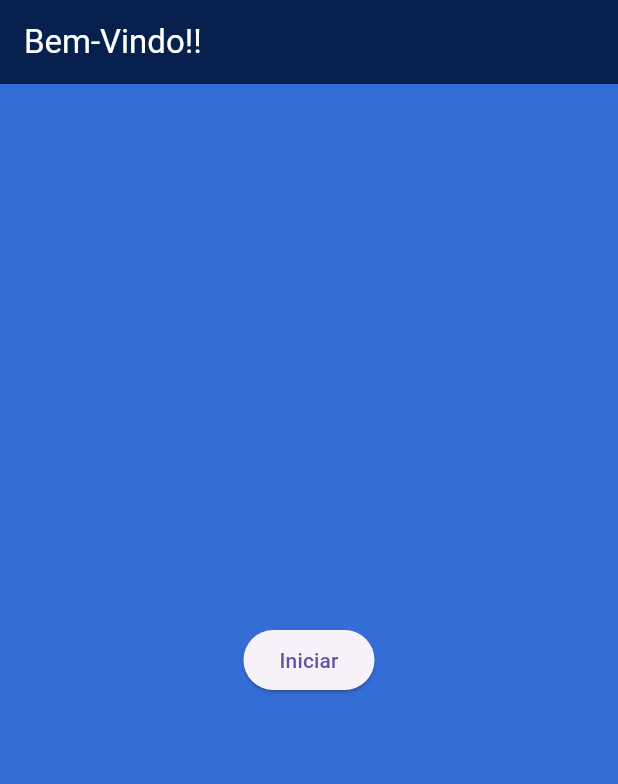
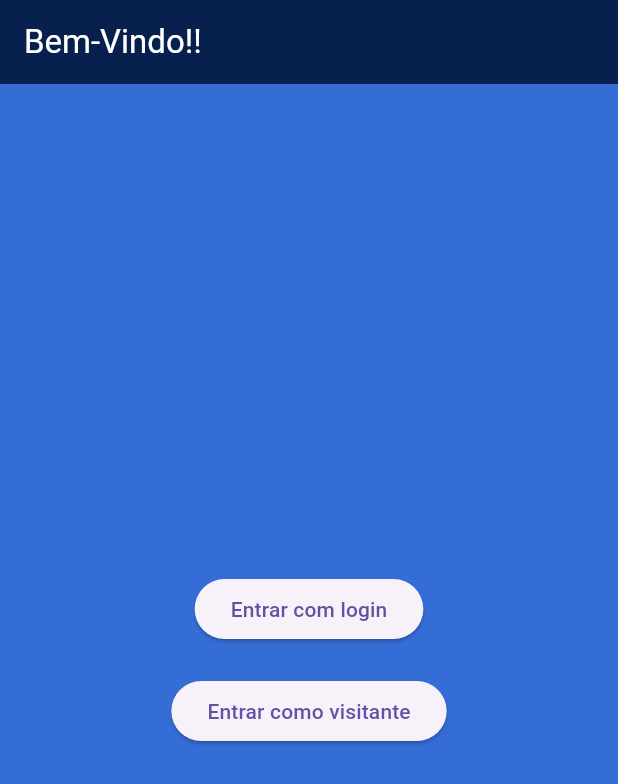
Before and after one commit to Isaq-11/frequency-and-checkin-control, a Flutter app: the screen it shows after launch, on a phone screen of 412 x 824 dp. Shown: the top 784 px of the screen. Run offline on Flutter 3.47's test engine with Material 3 defaults, Android fonts, the phone set to English and light mode, and no system bars.

Commit message:
tela de visitante e login

```diff
--- a/lib/frequency_control/config/my_app/my_app.dart
+++ b/lib/frequency_control/config/my_app/my_app.dart
@@ -2,11 +2,13 @@ import 'package:flutter/material.dart';
 import 'package:frequency_control/frequency_control/config/routes/routes.dart';
 
 import 'package:frequency_control/frequency_control/screens/inicio_screen.dart';
+import 'package:frequency_control/frequency_control/screens/login_screen.dart';
 import 'package:frequency_control/frequency_control/screens/principal_teste_screen.dart';
 import 'package:frequency_control/frequency_control/screens/cadastro_participante_screen.dart';
 import 'package:frequency_control/frequency_control/screens/cadastro_sessao_screen.dart';
 import 'package:frequency_control/frequency_control/screens/listagem_participantes_screen.dart';
 import 'package:frequency_control/frequency_control/screens/listagem_sessoes_screen.dart';
+import 'package:frequency_control/frequency_control/screens/visitante_screen.dart';
 
 class MyApp extends StatelessWidget {
   const MyApp({super.key});
@@ -19,6 +21,7 @@ class MyApp extends StatelessWidget {
       initialRoute: Rotas.telaInicial,
       routes: {
         Rotas.telaInicial: (context) => InicioScreen(),
+        Rotas.telaLogin: (context) => LoginScreen(),
         Rotas.telaPrincipalTeste: (context) => TelaPrincipalTesteScreen(),
         Rotas.telaCadastroParticipante: (context) =>
             CadastroParticipanteScreen(),
@@ -26,6 +29,7 @@ class MyApp extends StatelessWidget {
         Rotas.telaListagemParticipantes: (context) =>
             ListagemParticipantesScreen(),
         Rotas.telaListagemSessoes: (context) => ListagemSessoesScreen(),
+        Rotas.telaVisitante: (context) => VisitanteScreen(),
       },
     );
   }
--- a/lib/frequency_control/config/routes/routes.dart
+++ b/lib/frequency_control/config/routes/routes.dart
@@ -5,4 +5,6 @@ class Rotas {
   static const String telaCadastroSessao = 'cadastro-sessao';
   static const String telaListagemParticipantes = 'listagem-participantes';
   static const String telaListagemSessoes = 'listagem-sessoes';
+  static const String telaLogin = 'tela-login';
+  static const String telaVisitante = 'tela-visitante';
 }
--- a/lib/frequency_control/screens/inicio_screen.dart
+++ b/lib/frequency_control/screens/inicio_screen.dart
@@ -14,12 +14,25 @@ class InicioScreen extends StatelessWidget {
       ),
       backgroundColor: const Color.fromARGB(255, 53, 109, 214),
       body: Center(
-        child: ElevatedButton(
-          onPressed: () {
-            Navigator.pushNamed(context, Rotas.telaPrincipalTeste);
-          },
-          child: Text('Iniciar'),
-        ),
+        child: Column(
+          mainAxisSize: MainAxisSize.min,
+          children: [
+            ElevatedButton(
+              onPressed: () {
+                Navigator.pushNamed(context, Rotas.telaLogin);
+              },
+              child: Text('Entrar com login')
+            ),
+            SizedBox(height: 20,),
+            ElevatedButton(
+              onPressed: () {
+                Navigator.pushNamed(context, Rotas.telaVisitante);
+              },
+              child: Text('Entrar como visitante'),
+            ),
+
+          ],
+        )
       ),
     );
   }
```
Also changed, not shown: lib/frequency_control/screens/cadastro_participante_screen.dart (+13 -3 lines), lib/frequency_control/screens/login_screen.dart (added, +44 -0 lines), lib/frequency_control/screens/visitante_screen.dart (added, +41 -0 lines).
